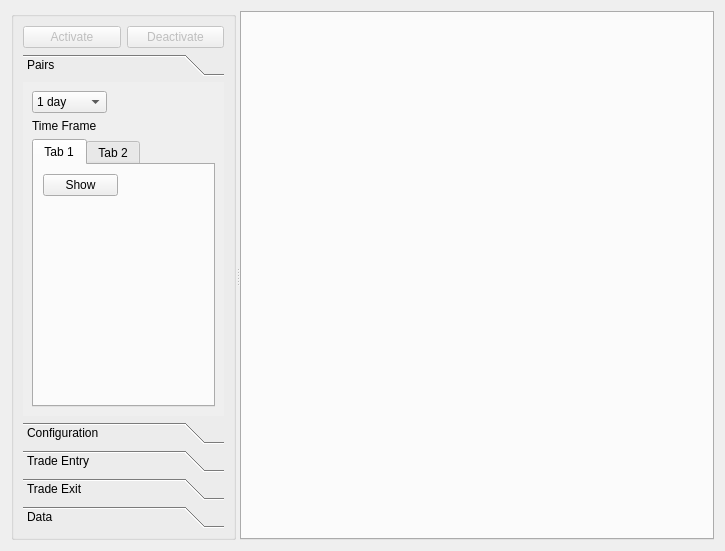
Above: pairtabpage.ui from ProDataLab/nkny before the change. Below: the same form after it.
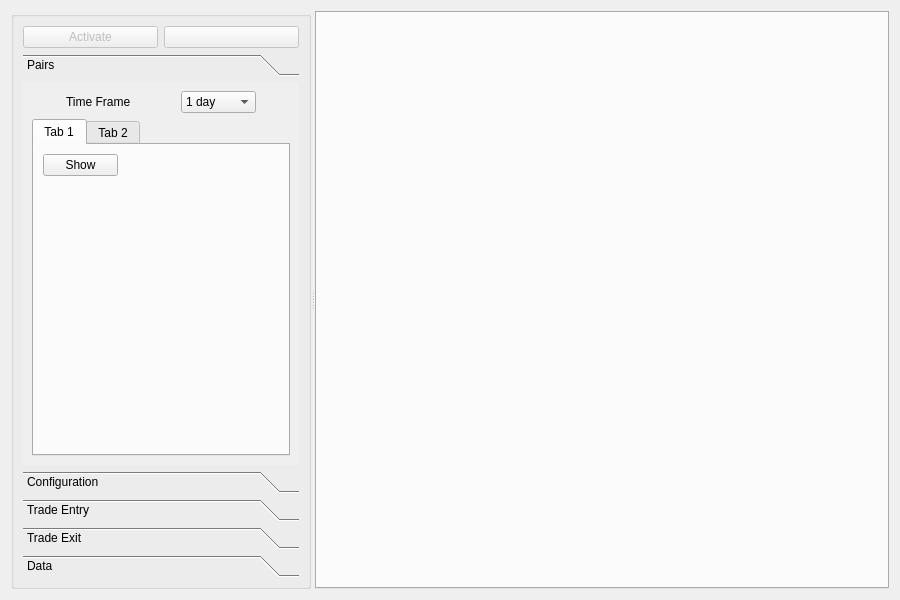
That is the form after the change. The open tabs and pages were chosen to show the change. Custom widgets are drawn as their Qt base class.

Commit message: removed pairtabpage2

The edit to the form file:
```diff
--- a/pairtabpage.ui
+++ b/pairtabpage.ui
@@ -6,8 +6,8 @@
    <rect>
     <x>0</x>
     <y>0</y>
-    <width>725</width>
-    <height>551</height>
+    <width>900</width>
+    <height>600</height>
    </rect>
   </property>
   <property name="baseSize">
@@ -22,13 +22,19 @@
   <layout class="QVBoxLayout" name="verticalLayout_3">
    <item>
     <widget class="QSplitter" name="splitter">
+     <property name="maximumSize">
+      <size>
+       <width>16777215</width>
+       <height>16777215</height>
+      </size>
+     </property>
      <property name="orientation">
       <enum>Qt::Horizontal</enum>
      </property>
      <widget class="QGroupBox" name="groupBox">
       <property name="maximumSize">
        <size>
-        <width>225</width>
+        <width>300</width>
         <height>16777215</height>
        </size>
       </property>
@@ -60,7 +66,7 @@
             <bool>false</bool>
            </property>
            <property name="text">
-            <string>Deactivate</string>
+            <string/>
            </property>
           </widget>
          </item>
@@ -76,8 +82,8 @@
            <rect>
             <x>0</x>
             <y>0</y>
-            <width>205</width>
-            <height>347</height>
+            <width>276</width>
+            <height>322</height>
            </rect>
           </property>
           <attribute name="label">
@@ -85,6 +91,21 @@
           </attribute>
           <layout class="QVBoxLayout" name="verticalLayout_6">
            <item>
+            <layout class="QHBoxLayout" name="horizontalLayout_2">
+             <item>
+              <widget class="QLabel" name="timeFrameLabel_2">
+               <property name="maximumSize">
+                <size>
+                 <width>75</width>
+                 <height>16777215</height>
+                </size>
+               </property>
+               <property name="text">
+                <string>Time Frame</string>
+               </property>
+              </widget>
+             </item>
+             <item>
             <widget class="QComboBox" name="timeFrameComboBox">
              <property name="maximumSize">
               <size>
@@ -162,12 +183,7 @@
              </item>
             </widget>
            </item>
-           <item>
-            <widget class="QLabel" name="timeFrameLabel_2">
-             <property name="text">
-              <string>Time Frame</string>
-             </property>
-            </widget>
+            </layout>
            </item>
            <item>
             <widget class="QTabWidget" name="pairsTabWidget">
```
Left out of the diff: 18 changed lines with no effect on the pictures. Lines whose indentation alone changed are shown as unchanged. The commit also changes 11 other files.
